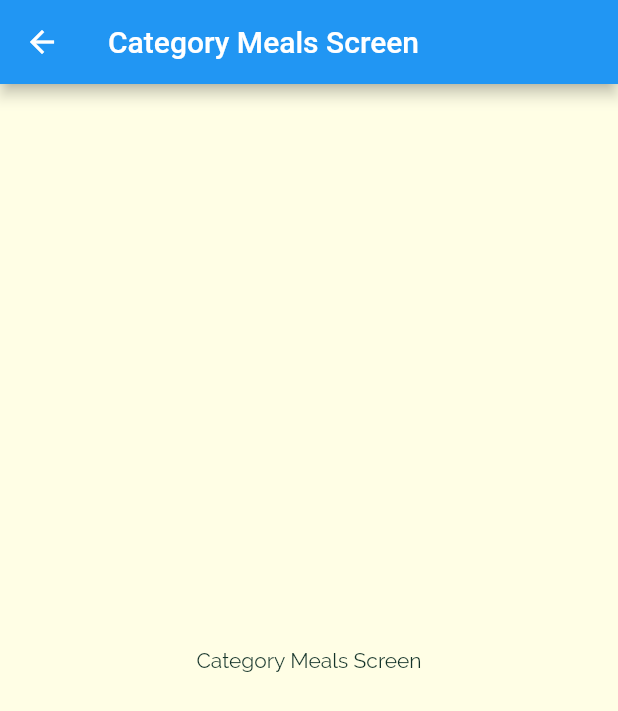
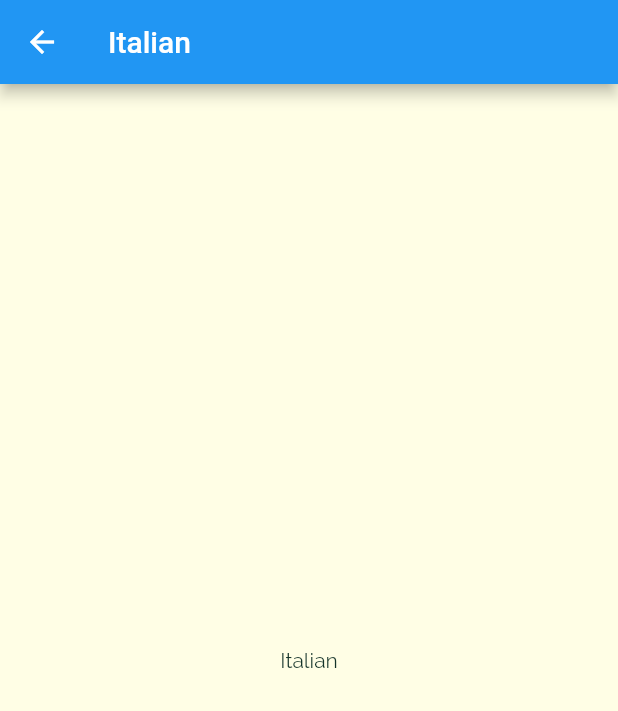
Before and after one commit to saldisucipto/flutter_great, a Flutter app: the screen it shows after launch, after a tap on "Italian", on a phone screen of 412 x 824 dp. Shown: the top 711 px of the screen. Run offline on Flutter 3.47's test engine with Material 2 defaults, Android fonts, the phone set to English and light mode, and no system bars.

Commit message:
Passing Data via the Constructor

```diff
--- a/lib/components/kategori_items.dart
+++ b/lib/components/kategori_items.dart
@@ -2,10 +2,12 @@ import 'package:flutter/material.dart';
 import 'package:flutudemy/pages/category_meals_pages.dart';
 
 class KategoriItems extends StatelessWidget {
+  final String id;
   final String title;
   final Color color;
 
-  const KategoriItems({Key? key, required this.title, required this.color})
+  const KategoriItems(
+      {Key? key, required this.id, required this.title, required this.color})
       : super(key: key);
 
   void selectCategory(BuildContext context) {
@@ -13,7 +15,10 @@ class KategoriItems extends StatelessWidget {
     Navigator.of(context).push(
       MaterialPageRoute(
         builder: (_) {
-          return const CategoryMealsScreen();
+          return CategoryMealsScreen(
+            categoryId: id,
+            categoryTitle: title,
+          );
         },
       ),
     );
--- a/lib/pages/category_meals_pages.dart
+++ b/lib/pages/category_meals_pages.dart
@@ -1,16 +1,20 @@
 import 'package:flutter/material.dart';
 
 class CategoryMealsScreen extends StatelessWidget {
-  const CategoryMealsScreen({Key? key}) : super(key: key);
+  final String categoryId;
+  final String categoryTitle;
+  const CategoryMealsScreen(
+      {Key? key, required this.categoryId, required this.categoryTitle})
+      : super(key: key);
 
   @override
   Widget build(BuildContext context) {
     return Scaffold(
       appBar: AppBar(
-        title: Text("Category Meals Screen"),
+        title: Text(categoryTitle),
       ),
       body: Center(
-        child: Text("Category Meals Screen"),
+        child: Text(categoryTitle),
       ),
     );
   }
--- a/lib/pages/category_pages.dart
+++ b/lib/pages/category_pages.dart
@@ -20,8 +20,8 @@ class KategoriScreen extends StatelessWidget {
           mainAxisSpacing: 20,
         ),
         children: DUMMY_CATEGORIES
-            .map((catData) =>
-                KategoriItems(title: catData.title, color: catData.color))
+            .map((catData) => KategoriItems(
+                id: catData.id, title: catData.title, color: catData.color))
             .toList(),
       ),
     );
```
